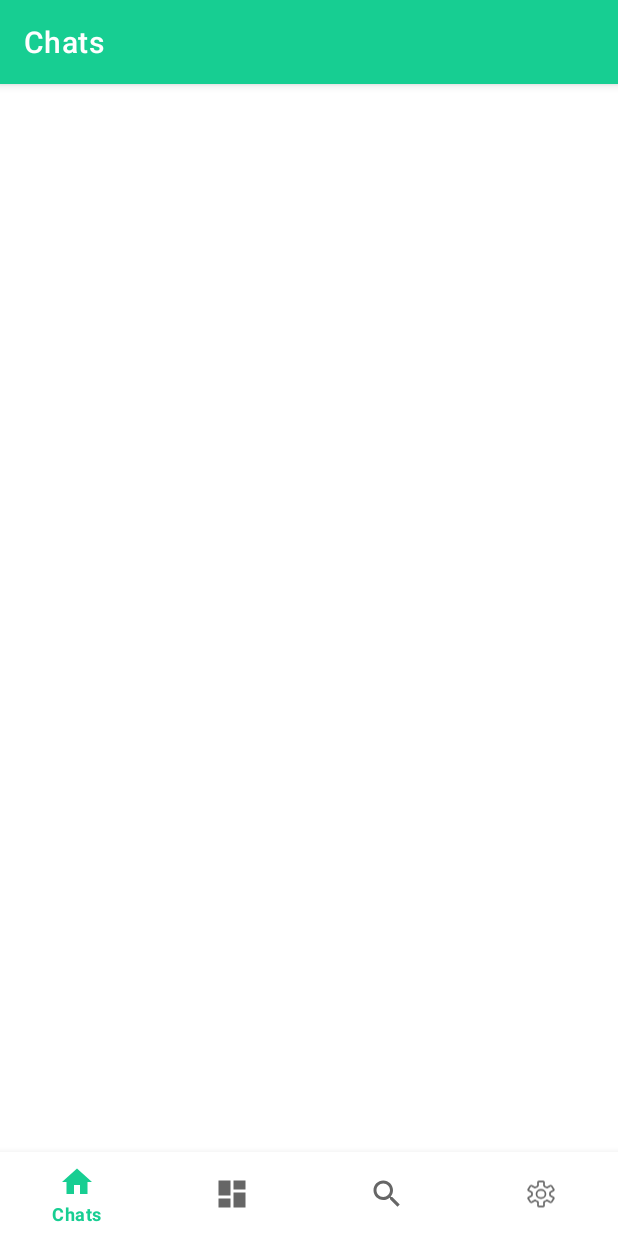
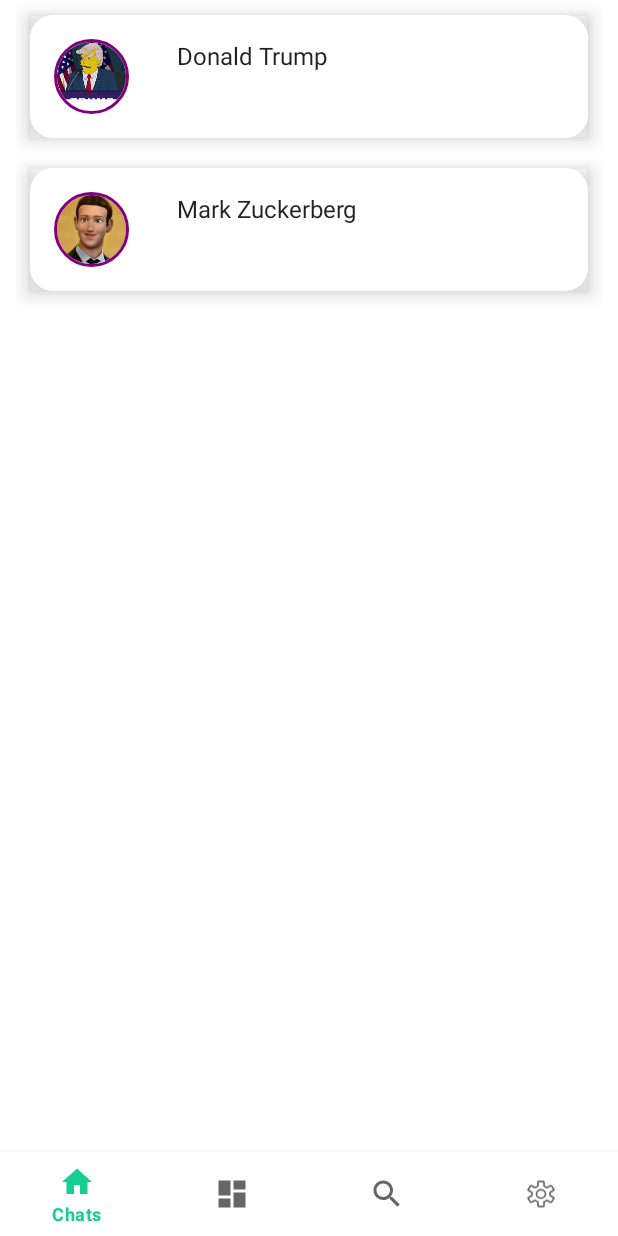
Before and after one commit to liang-zhihao/ai-chatbot, an Android app: the ChatHistoryFragment screen opened directly, with no data from a screen before it, on a phone screen of 412 x 824 dp. Run offline under Robolectric (Android 15) with nearby library versions, the phone set to English and light mode, and no system bars; our stand-ins replace CircleImageView, navigation-ui.

Commit message:
[Feat]      |   Update home page list

```diff
--- a/Aichatbot/app/build.gradle
+++ b/Aichatbot/app/build.gradle
@@ -93,6 +93,7 @@ dependencies {
     implementation 'com.squareup.retrofit2:retrofit:2.9.0'
     implementation 'com.squareup.retrofit2:converter-gson:2.9.0'
     implementation("com.github.leandroborgesferreira:loading-button-android:2.3.0")
+    implementation 'de.hdodenhof:circleimageview:3.1.0'
 
 
 }
--- a/Aichatbot/app/src/main/java/com/unimelb/aichatbot/MainActivity.java
+++ b/Aichatbot/app/src/main/java/com/unimelb/aichatbot/MainActivity.java
@@ -30,7 +30,8 @@ public class MainActivity extends AppCompatActivity {
         NavController navController = Navigation.findNavController(this, R.id.nav_host_fragment_activity_main);
         NavigationUI.setupActionBarWithNavController(this, navController, appBarConfiguration);
         NavigationUI.setupWithNavController(binding.navView, navController);
-
+        getSupportActionBar().hide();
+        getSupportActionBar().setElevation(0);
 
     }
 }
--- a/Aichatbot/app/src/main/java/com/unimelb/aichatbot/modules/chatHistory/adapter/ChatHistoryItemRecyclerViewAdapter.java
+++ b/Aichatbot/app/src/main/java/com/unimelb/aichatbot/modules/chatHistory/adapter/ChatHistoryItemRecyclerViewAdapter.java
@@ -3,10 +3,12 @@ package com.unimelb.aichatbot.modules.chatHistory.adapter;
 import android.view.LayoutInflater;
 import android.view.View;
 import android.view.ViewGroup;
+import android.widget.ImageView;
 import android.widget.TextView;
 
 import androidx.recyclerview.widget.RecyclerView;
 
+import com.unimelb.aichatbot.R;
 import com.unimelb.aichatbot.databinding.FragmentItemBinding;
 import com.unimelb.aichatbot.modules.chatHistory.placeholder.PlaceholderContent;
 import com.unimelb.aichatbot.modules.chatHistory.placeholder.PlaceholderContent.PlaceholderItem;
@@ -42,6 +44,15 @@ public class ChatHistoryItemRecyclerViewAdapter extends RecyclerView.Adapter<Cha
         holder.mItem = mValues.get(position);
         holder.mIdView.setText(mValues.get(position).id);
         holder.mContentView.setText(mValues.get(position).content);
+        //holder.mImageView.setImageResource(mValues.get(position).imageResourceId);
+        String role =mValues.get(position).image;
+        if(role.equals("Donald Trump")){
+            holder.mImageView.setImageResource(R.drawable.donald_trump);
+        } else if (role.equals("Mark Zuckerberg")) {
+            holder.mImageView.setImageResource(R.drawable.mark_zuckerberg);
+        }
+
+
     }
 
     @Override
@@ -52,12 +63,14 @@ public class ChatHistoryItemRecyclerViewAdapter extends RecyclerView.Adapter<Cha
     public class ViewHolder extends RecyclerView.ViewHolder {
         public final TextView mIdView;
         public final TextView mContentView;
+        public final ImageView mImageView;
         public PlaceholderItem mItem;
 
         public ViewHolder(FragmentItemBinding binding) {
             super(binding.getRoot());
             mIdView = binding.itemNumber;
             mContentView = binding.content;
+            mImageView = binding.imageView;
 
             itemView.setOnClickListener(new View.OnClickListener() {
                 @Override
@@ -67,8 +80,8 @@ public class ChatHistoryItemRecyclerViewAdapter extends RecyclerView.Adapter<Cha
                     }
                 }
             });
+        }
 
-        }
 
 
 
--- a/Aichatbot/app/src/main/java/com/unimelb/aichatbot/modules/chatHistory/fragment/ChatHistoryFragment.java
+++ b/Aichatbot/app/src/main/java/com/unimelb/aichatbot/modules/chatHistory/fragment/ChatHistoryFragment.java
@@ -59,8 +59,8 @@ public class ChatHistoryFragment extends Fragment {
         apiService = RetrofitFactory.create(ChatHistoryService.class);
 
         // do login request
-        doLoginRequest();
-
+//        doLoginRequest();
+        testShowList();
 
         seeMoreButton.setOnClickListener(new View.OnClickListener() {
             @Override
@@ -80,108 +80,108 @@ public class ChatHistoryFragment extends Fragment {
         super.onDestroyView();
         binding = null;
     }
-
-    public void doLoginRequest() {
-
-
-        // do login request
-        LoginRequest loginRequest = new LoginRequest("yc975@xxxmail.com", "15151515");
-        Call<UserInfo> call = apiService.getUserInfo(loginRequest);
-        call.enqueue(new Callback<UserInfo>() {
-            @Override
-            public void onResponse(Call<UserInfo> call, Response<UserInfo> response) {
-                if (response.isSuccessful()) {
-                    UserInfo userInfo = response.body();
-
-
-                    userToken = userInfo.getData().getAccessToken();
-                    Log.d("11", userToken);
-                    doGetUserRolesRequest();
-                } else {
-
-                    Log.d("22", response.toString());
-                }
-            }
-
-            @Override
-            public void onFailure(Call<UserInfo> call, Throwable t) {
-
-                Log.d("33", t.toString());
-            }
-        });
-
-    }
-
-
-    public void doGetUserRolesRequest() {
-
-        GetUserRoleRequest getUserRoleRequest = new GetUserRoleRequest("yc975@xxxmail.com");
-        // do get UserRoles
-        Call<UserRoles> callUserRoles = apiService.getUserRoles("Bearer " + userToken, getUserRoleRequest);
-        callUserRoles.enqueue(new Callback<UserRoles>() {
-            @Override
-            public void onResponse(Call<UserRoles> call, Response<UserRoles> response) {
-                if (response.isSuccessful()) {
-                    userRoles = response.body();
-
-                    Log.d("11", userRoles.toString());
-                    doGetChatHistoryRequest();
-
-                } else {
-
-                    Log.d("22", response.toString());
-                }
-            }
-
-            @Override
-            public void onFailure(Call<UserRoles> call, Throwable t) {
-
-                Log.d("33", t.toString());
-            }
-        });
-
-    }
-
-    public void doGetChatHistoryRequest() {
-        List<UserChatHistory> userChatHistoryList = new ArrayList<>();
-        for (String role : userRoles.getData().getRoles()) {
-            GetChatHistoryRequest getChatHistoryRequest = new GetChatHistoryRequest("yc975@xxxmail.com", role);
-
-            // Call<UserChatHistory> callUserRoles = apiService.getChatHistory("Bearer "+userToken,"yc975@xxxmail.com",role);
-
-            Call<UserChatHistory> callUserRoles = apiService.getChatHistory("Bearer " + userToken, getChatHistoryRequest);
-
-
-            callUserRoles.enqueue(new Callback<UserChatHistory>() {
-                @Override
-                public void onResponse(Call<UserChatHistory> call, Response<UserChatHistory> response) {
-                    if (response.isSuccessful()) {
-                        userChatHistory = response.body();
-
-                        Log.d("11", userChatHistory.getData().toString());
-                        userChatHistoryList.add(userChatHistory);
-                        itemFragment.displayListItem(userChatHistoryList);
-
-                        showLoading(false);
-
-                    } else {
-
-                        Log.d("22", response.toString());
-                    }
-                }
-
-                @Override
-                public void onFailure(Call<UserChatHistory> call, Throwable t) {
-
-                    Log.d("33", t.toString());
-                }
-            });
-
-
-        }
-
-
-    }
+//
+//    public void doLoginRequest() {
+//
+//
+//        // do login request
+//        LoginRequest loginRequest = new LoginRequest("loading8425@gmail.com", "123456789");
+//        Call<UserInfo> call = apiService.getUserInfo(loginRequest);
+//        call.enqueue(new Callback<UserInfo>() {
+//            @Override
+//            public void onResponse(Call<UserInfo> call, Response<UserInfo> response) {
+//                if (response.isSuccessful()) {
+//                    UserInfo userInfo = response.body();
+//
+//
+//                    userToken = userInfo.getData().getAccessToken();
+//                    Log.d("11", userToken);
+//                    doGetUserRolesRequest();
+//                } else {
+//
+//                    Log.d("22", response.toString());
+//                }
+//            }
+//
+//            @Override
+//            public void onFailure(Call<UserInfo> call, Throwable t) {
+//
+//                Log.d("33", t.toString());
+//            }
+//        });
+//
+//    }
+//
+//
+//    public void doGetUserRolesRequest() {
+//
+//        GetUserRoleRequest getUserRoleRequest = new GetUserRoleRequest("loading8425@gmail.com");
+//        // do get UserRoles
+//        Call<UserRoles> callUserRoles = apiService.getUserRoles("Bearer " + userToken, getUserRoleRequest);
+//        callUserRoles.enqueue(new Callback<UserRoles>() {
+//            @Override
+//            public void onResponse(Call<UserRoles> call, Response<UserRoles> response) {
+//                if (response.isSuccessful()) {
+//                    userRoles = response.body();
+//
+//                    Log.d("11", userRoles.toString());
+//                    doGetChatHistoryRequest();
+//
+//                } else {
+//
+//                    Log.d("22", response.toString());
+//                }
+//            }
+//
+//            @Override
+//            public void onFailure(Call<UserRoles> call, Throwable t) {
+//
+//                Log.d("33", t.toString());
+//            }
+//        });
+//
+//    }
+//
+//    public void doGetChatHistoryRequest() {
+//        List<UserChatHistory> userChatHistoryList = new ArrayList<>();
+//        for (String role : userRoles.getData().getRoles()) {
+//            GetChatHistoryRequest getChatHistoryRequest = new GetChatHistoryRequest("loading8425@gmail.com", role);
+//
+//            // Call<UserChatHistory> callUserRoles = apiService.getChatHistory("Bearer "+userToken,"yc975@xxxmail.com",role);
+//
+//            Call<UserChatHistory> callUserRoles = apiService.getChatHistory("Bearer " + userToken, getChatHistoryRequest);
+//
+//
+//            callUserRoles.enqueue(new Callback<UserChatHistory>() {
+//                @Override
+//                public void onResponse(Call<UserChatHistory> call, Response<UserChatHistory> response) {
+//                    if (response.isSuccessful()) {
+//                        userChatHistory = response.body();
+//
+//                        Log.d("11", userChatHistory.getData().toString());
+//                        userChatHistoryList.add(userChatHistory);
+//                        itemFragment.displayListItem(userChatHistoryList);
+//
+//                        showLoading(false);
+//
+//                    } else {
+//
+//                        Log.d("22", response.toString());
+//                    }
+//                }
+//
+//                @Override
+//                public void onFailure(Call<UserChatHistory> call, Throwable t) {
+//
+//                    Log.d("33", t.toString());
+//                }
+//            });
+//
+//
+//        }
+//
+//
+//    }
 
     private void showLoading(boolean isLoading) {
         progressBar.bringToFront();
@@ -189,4 +189,20 @@ public class ChatHistoryFragment extends Fragment {
         progressBar.setVisibility(isLoading ? View.VISIBLE : View.GONE);
     }
 
+    private void testShowList() {
+
+        UserRoles.Data data = new UserRoles.Data();
+        List<String> roles = new ArrayList<>();
+        roles.add("Donald Trump");
+        roles.add("Mark Zuckerberg");
+        data.setRoles(roles);
+
+        UserRoles userRoles = new UserRoles();
+        userRoles.setData(data);
+
+        itemFragment.displayListItem(userRoles);
+
+
+    }
+
 }
--- a/Aichatbot/app/src/main/java/com/unimelb/aichatbot/modules/chatHistory/fragment/ItemFragment.java
+++ b/Aichatbot/app/src/main/java/com/unimelb/aichatbot/modules/chatHistory/fragment/ItemFragment.java
@@ -11,6 +11,7 @@ import androidx.fragment.app.Fragment;
 import androidx.recyclerview.widget.RecyclerView;
 
 import com.unimelb.aichatbot.R;
+import com.unimelb.aichatbot.modules.chatHistory.responsObject.UserRoles;
 import com.unimelb.aichatbot.modules.chatroom.activity.MessageActivity;
 import com.unimelb.aichatbot.modules.chatHistory.adapter.ChatHistoryItemRecyclerViewAdapter;
 import com.unimelb.aichatbot.modules.chatHistory.placeholder.PlaceholderContent;
@@ -91,9 +92,16 @@ public class ItemFragment extends Fragment {
         mAdapter.notifyDataSetChanged();
     }
 
-    public void displayListItem(List<UserChatHistory> userChatHistoryList) {
+//    public void displayListItem(List<UserChatHistory> userChatHistoryList) {
+//        // update list content
+//        PlaceholderContent.display(userChatHistoryList);
+//        // notify list has changed
+//        mAdapter.notifyDataSetChanged();
+//    }
+
+    public void displayListItem(UserRoles userRoles) {
         // update list content
-        PlaceholderContent.display(userChatHistoryList);
+        PlaceholderContent.display(userRoles);
         // notify list has changed
         mAdapter.notifyDataSetChanged();
     }
--- a/Aichatbot/app/src/main/java/com/unimelb/aichatbot/modules/chatHistory/placeholder/PlaceholderContent.java
+++ b/Aichatbot/app/src/main/java/com/unimelb/aichatbot/modules/chatHistory/placeholder/PlaceholderContent.java
@@ -1,6 +1,7 @@
 package com.unimelb.aichatbot.modules.chatHistory.placeholder;
 
 import com.unimelb.aichatbot.modules.chatHistory.responsObject.UserChatHistory;
+import com.unimelb.aichatbot.modules.chatHistory.responsObject.UserRoles;
 
 import java.util.ArrayList;
 import java.util.HashMap;
@@ -39,11 +40,18 @@ public class PlaceholderContent {
         ITEM_MAP.put(item.id, item);
     }
 
-    private static PlaceholderItem createPlaceholderItem(UserChatHistory userChatHistory) {
+//    private static PlaceholderItem createPlaceholderItem(UserChatHistory userChatHistory) {
+//
+//        //display the last chat
+////        List<UserChatHistory.ChatMessage> list = userChatHistory.getData().getChatHistory();
+////        return new PlaceholderItem("11", list.get(list.size() - 1).getContent(), "");
+
+//    }
+
+    private static PlaceholderItem createPlaceholderItem(String role) {
 
         //display the last chat
-        List<UserChatHistory.ChatMessage> list = userChatHistory.getData().getChatHistory();
-        return new PlaceholderItem("11", list.get(list.size() - 1).getContent(), "");
+        return new PlaceholderItem(role, "", "",role);
     }
 
     private static String makeDetails(int position) {
@@ -62,11 +70,13 @@ public class PlaceholderContent {
         public final String id;
         public final String content;
         public final String details;
+        public final String image;
 
-        public PlaceholderItem(String id, String content, String details) {
+        public PlaceholderItem(String id, String content, String details, String image) {
             this.id = id;
             this.content = content;
             this.details = details;
+            this.image = image;
         }
 
         @Override
@@ -74,6 +84,7 @@ public class PlaceholderContent {
             return content;
         }
     }
+
 
 
     public static void toggleItems() {
@@ -88,14 +99,20 @@ public class PlaceholderContent {
 //        }
     }
 
-    public static void display(List<UserChatHistory> userChatHistoryList) {
+//    public static void display(List<UserChatHistory> userChatHistoryList) {
+//        ITEMS.clear();
+//        for(UserChatHistory u:userChatHistoryList){
+//            addItem(createPlaceholderItem(u));
+//        }
+//
+//    }
+
+    public static void display(UserRoles userRoles) {
         ITEMS.clear();
-        for(UserChatHistory u:userChatHistoryList){
+        for(String  u:userRoles.getData().getRoles()){
             addItem(createPlaceholderItem(u));
         }
 
     }
 
-
-
 }
--- a/Aichatbot/app/src/main/java/com/unimelb/aichatbot/modules/chatHistory/responsObject/UserRoles.java
+++ b/Aichatbot/app/src/main/java/com/unimelb/aichatbot/modules/chatHistory/responsObject/UserRoles.java
@@ -29,6 +29,10 @@ public class UserRoles {
         public List<String> getRoles() {
             return roles;
         }
+
+        public void setRoles(List<String> roles) {
+            this.roles = roles;
+        }
     }
 
     @Override
@@ -56,4 +60,8 @@ public class UserRoles {
     public boolean isSuccess() {
         return success;
     }
+
+    public void setData(Data data) {
+        this.data = data;
+    }
 }
--- a/Aichatbot/app/src/main/res/layout/fragment_item.xml
+++ b/Aichatbot/app/src/main/res/layout/fragment_item.xml
@@ -10,13 +10,30 @@
     android:layout_margin="10dp">
 
 
-    <ImageView
-        android:layout_width="wrap_content"
-        android:layout_height="wrap_content"
-        android:src="@drawable/ic_chat"
+<!--    <ImageView-->
+<!--        android:layout_width="wrap_content"-->
+<!--        android:layout_height="wrap_content"-->
+<!--        android:src="@drawable/ic_chat"-->
+<!--        android:layout_gravity="center_vertical"-->
+<!--        android:layout_margin="16dp"/>-->
+<!--    <ImageView-->
+<!--        android:id="@+id/image_view"-->
+<!--        android:layout_width="50dp"-->
+<!--        android:layout_height="50dp"-->
+<!--        android:layout_gravity="center_vertical"-->
+<!--        android:layout_margin="16dp"-->
+<!--        android:src="@drawable/trump" />-->
+
+    <de.hdodenhof.circleimageview.CircleImageView
+        xmlns:app="http://schemas.android.com/apk/res-auto"
+        android:id="@+id/imageView"
+        android:layout_width="50dp"
+        android:layout_height="50dp"
+        android:src="@drawable/donald_trump"
+        app:civ_border_width="2dp"
+        app:civ_border_color="#800080"
         android:layout_gravity="center_vertical"
         android:layout_margin="16dp"/>
-
 
     <TextView
         android:id="@+id/item_number"
--- a/Aichatbot/app/src/main/res/layout/fragment_search.xml
+++ b/Aichatbot/app/src/main/res/layout/fragment_search.xml
@@ -5,7 +5,8 @@
     xmlns:tools="http://schemas.android.com/tools"
     android:layout_width="match_parent"
     android:layout_height="wrap_content"
-    tools:context=".modules.searchFriend.fragment.SearchFriendFragment">
+    tools:context=".modules.searchFriend.fragment.SearchFriendFragment"
+    android:layout_marginTop="50dp">
 
 <!--<LinearLayout-->
 <!--    xmlns:android="http://schemas.android.com/apk/res/android"-->
--- a/Aichatbot/app/src/main/res/layout/home_layout.xml
+++ b/Aichatbot/app/src/main/res/layout/home_layout.xml
@@ -9,24 +9,23 @@
 
     <androidx.constraintlayout.widget.ConstraintLayout
         android:layout_width="match_parent"
-        android:layout_height="match_parent">
+        android:layout_height="match_parent"
+        android:layout_marginTop="50dp">
 
         <TextView
             android:id="@+id/textView2"
             android:layout_width="wrap_content"
             android:layout_height="30dp"
             android:layout_marginStart="27dp"
-            android:layout_marginTop="32dp"
             android:layout_marginBottom="8dp"
             android:lineSpacingExtra="4dp"
-            android:text="New Chat"
+            android:text="New Charts"
             android:textColor="#000000"
             android:textSize="16sp"
             android:textStyle="bold|bold"
             android:typeface="normal"
             app:layout_constraintBottom_toTopOf="@+id/button"
-            app:layout_constraintStart_toStartOf="parent"
-            app:layout_constraintTop_toTopOf="parent" />
+            app:layout_constraintStart_toStartOf="parent" />
 
         <Button
             android:id="@+id/button"
@@ -84,6 +83,29 @@
             app:layout_constraintEnd_toEndOf="parent"
             app:layout_constraintTop_toBottomOf="@+id/button" />
 
+        <TextView
+            android:id="@+id/textView4"
+            android:layout_width="wrap_content"
+            android:layout_height="wrap_content"
+            android:layout_marginBottom="68dp"
+            android:text="ChatAI"
+            android:textColor="#000"
+            android:textFontWeight="500"
+            android:textSize="20sp"
+            android:textStyle="normal"
+            app:layout_constraintBottom_toTopOf="@+id/button"
+            app:layout_constraintEnd_toEndOf="parent"
+            app:layout_constraintStart_toStartOf="parent" />
+
+        <ImageView
+            android:layout_width="29dp"
+            android:layout_height="22dp"
+            android:layout_marginEnd="16dp"
+            android:layout_marginBottom="68dp"
+            android:src="@drawable/ic_add_circle"
+            app:layout_constraintBottom_toTopOf="@+id/button"
+            app:layout_constraintEnd_toEndOf="parent" />
+
         <ProgressBar
             android:id="@+id/progressBar"
             android:layout_width="wrap_content"
--- a/Aichatbot/app/src/main/res/layout/setting_layout.xml
+++ b/Aichatbot/app/src/main/res/layout/setting_layout.xml
@@ -8,8 +8,8 @@
 
     <androidx.constraintlayout.widget.ConstraintLayout
         android:layout_width="match_parent"
-        android:layout_height="wrap_content">
-
+        android:layout_height="wrap_content"
+        android:layout_marginTop="50dp">
 
         <ImageButton
             android:id="@+id/imageButton5"
```
Also changed, not shown: Aichatbot/app/src/main/res/drawable/donald_trump.png (added), Aichatbot/app/src/main/res/drawable/mark_zuckerberg.png (added).
